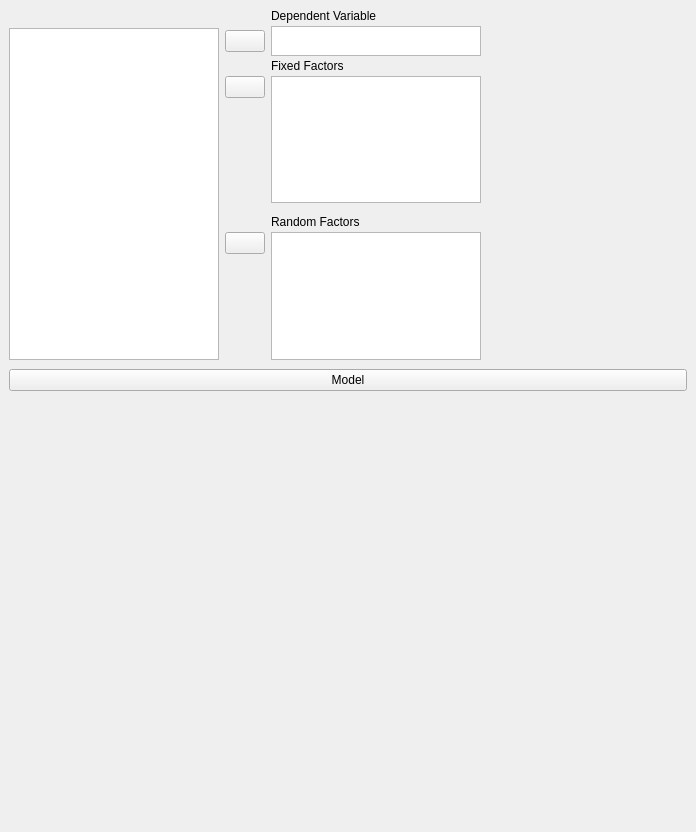
Above: JASP-Desktop/analysisforms/anova.ui from jasp-stats/jasp-desktop before the change. Below: the same form after it.
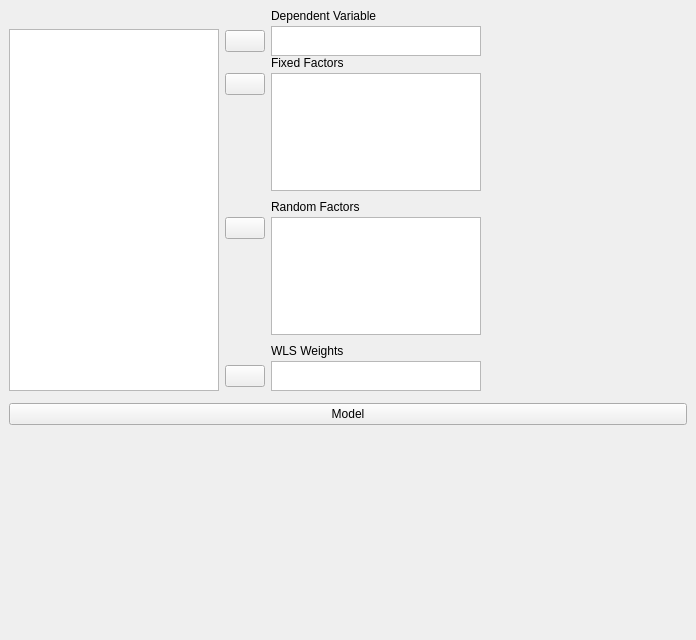
That is the form after the change. Custom widgets are drawn as their Qt base class.

Diff of the .ui file:
```diff
--- a/JASP-Desktop/analysisforms/anova.ui
+++ b/JASP-Desktop/analysisforms/anova.ui
@@ -7,7 +7,7 @@
     <x>0</x>
     <y>0</y>
     <width>696</width>
-    <height>832</height>
+    <height>640</height>
    </rect>
   </property>
   <property name="windowTitle">
@@ -44,29 +44,29 @@
      <property name="maximumSize">
       <size>
        <width>16777215</width>
-       <height>360</height>
+       <height>400</height>
       </size>
      </property>
-     <layout class="QGridLayout" name="gridLayout_4">
+     <layout class="QGridLayout" name="gridLayout_7">
       <property name="bottomMargin">
-       <number>0</number>
-      </property>
-      <property name="verticalSpacing">
        <number>3</number>
       </property>
+      <property name="verticalSpacing">
+       <number>0</number>
+      </property>
       <item row="0" column="0">
        <widget class="QWidget" name="widget_2" native="true">
         <property name="maximumSize">
          <size>
           <width>16777215</width>
-          <height>16</height>
+          <height>20</height>
          </size>
         </property>
        </widget>
       </item>
-      <item row="0" column="1" rowspan="2">
-       <widget class="QWidget" name="widget_6" native="true">
-        <layout class="QGridLayout" name="gridLayout_3">
+      <item row="3" column="2">
+       <widget class="QWidget" name="widget" native="true">
+        <layout class="QGridLayout" name="gridLayout">
          <property name="leftMargin">
           <number>0</number>
          </property>
@@ -76,24 +76,14 @@
          <property name="rightMargin">
           <number>0</number>
          </property>
-         <property name="bottomMargin">
-          <number>0</number>
-         </property>
          <property name="verticalSpacing">
           <number>3</number>
          </property>
          <item row="0" column="0">
-          <widget class="QWidget" name="widget_7" native="true"/>
-         </item>
-         <item row="0" column="1">
-          <widget class="QLabel" name="label">
-           <property name="text">
-            <string>Dependent Variable</string>
-           </property>
-          </widget>
+          <widget class="QWidget" name="widget_9" native="true"/>
          </item>
          <item row="1" column="0">
-          <widget class="AssignButton" name="buttonAssignDependent">
+          <widget class="AssignButton" name="buttonAssignRandom">
            <property name="maximumSize">
             <size>
              <width>50</width>
@@ -105,8 +95,8 @@
            </property>
           </widget>
          </item>
-         <item row="1" column="1">
-          <widget class="BoundListView" name="dependent">
+         <item row="1" column="1" rowspan="2">
+          <widget class="BoundListView" name="randomFactors">
            <property name="sizePolicy">
             <sizepolicy hsizetype="Maximum" vsizetype="Expanding">
              <horstretch>0</horstretch>
@@ -116,13 +106,13 @@
            <property name="minimumSize">
             <size>
              <width>0</width>
-             <height>0</height>
+             <height>80</height>
             </size>
            </property>
            <property name="maximumSize">
             <size>
              <width>210</width>
-             <height>30</height>
+             <height>16777215</height>
             </size>
            </property>
            <property name="selectionMode">
@@ -130,10 +120,30 @@
            </property>
           </widget>
          </item>
+         <item row="2" column="0">
+          <spacer name="verticalSpacer">
+           <property name="orientation">
+            <enum>Qt::Vertical</enum>
+           </property>
+           <property name="sizeHint" stdset="0">
+            <size>
+             <width>20</width>
+             <height>84</height>
+            </size>
+           </property>
+          </spacer>
+         </item>
+         <item row="0" column="1">
+          <widget class="QLabel" name="label_3">
+           <property name="text">
+            <string>Random Factors</string>
+           </property>
+          </widget>
+         </item>
         </layout>
        </widget>
       </item>
-      <item row="2" column="1">
+      <item row="2" column="2">
        <widget class="QWidget" name="widget_5" native="true">
         <layout class="QGridLayout" name="gridLayout_2">
          <property name="leftMargin">
@@ -212,9 +222,9 @@
         </layout>
        </widget>
       </item>
-      <item row="3" column="1">
-       <widget class="QWidget" name="widget" native="true">
-        <layout class="QGridLayout" name="gridLayout">
+      <item row="0" column="2" rowspan="2">
+       <widget class="QWidget" name="widget_6" native="true">
+        <layout class="QGridLayout" name="gridLayout_3">
          <property name="leftMargin">
           <number>0</number>
          </property>
@@ -231,17 +241,17 @@
           <number>3</number>
          </property>
          <item row="0" column="0">
-          <widget class="QWidget" name="widget_9" native="true"/>
+          <widget class="QWidget" name="widget_7" native="true"/>
          </item>
          <item row="0" column="1">
-          <widget class="QLabel" name="label_3">
+          <widget class="QLabel" name="label">
            <property name="text">
-            <string>Random Factors</string>
+            <string>Dependent Variable</string>
            </property>
           </widget>
          </item>
          <item row="1" column="0">
-          <widget class="AssignButton" name="buttonAssignRandom">
+          <widget class="AssignButton" name="buttonAssignDependent">
            <property name="maximumSize">
             <size>
              <width>50</width>
@@ -253,8 +263,8 @@
            </property>
           </widget>
          </item>
-         <item row="1" column="1" rowspan="2">
-          <widget class="BoundListView" name="randomFactors">
+         <item row="1" column="1">
+          <widget class="BoundListView" name="dependent">
            <property name="sizePolicy">
             <sizepolicy hsizetype="Maximum" vsizetype="Expanding">
              <horstretch>0</horstretch>
@@ -264,13 +274,13 @@
            <property name="minimumSize">
             <size>
              <width>0</width>
-             <height>80</height>
+             <height>0</height>
             </size>
            </property>
            <property name="maximumSize">
             <size>
              <width>210</width>
-             <height>16777215</height>
+             <height>30</height>
             </size>
            </property>
            <property name="selectionMode">
@@ -278,23 +288,79 @@
            </property>
           </widget>
          </item>
-         <item row="2" column="0">
-          <spacer name="verticalSpacer">
-           <property name="orientation">
-            <enum>Qt::Vertical</enum>
+        </layout>
+       </widget>
+      </item>
+      <item row="4" column="2">
+       <widget class="QWidget" name="widget_11" native="true">
+        <layout class="QGridLayout" name="gridLayout_4">
+         <property name="leftMargin">
+          <number>0</number>
+         </property>
+         <property name="topMargin">
+          <number>0</number>
+         </property>
+         <property name="rightMargin">
+          <number>0</number>
+         </property>
+         <property name="bottomMargin">
+          <number>0</number>
+         </property>
+         <property name="verticalSpacing">
+          <number>3</number>
+         </property>
+         <item row="0" column="0">
+          <widget class="QWidget" name="widget_12" native="true"/>
+         </item>
+         <item row="0" column="1">
+          <widget class="QLabel" name="label_4">
+           <property name="text">
+            <string>WLS Weights</string>
            </property>
-           <property name="sizeHint" stdset="0">
+          </widget>
+         </item>
+         <item row="1" column="0">
+          <widget class="AssignButton" name="buttonAssignWLSWeights">
+           <property name="maximumSize">
             <size>
-             <width>20</width>
-             <height>84</height>
+             <width>50</width>
+             <height>16777215</height>
             </size>
            </property>
-          </spacer>
+           <property name="text">
+            <string/>
+           </property>
+          </widget>
          </item>
+         <item row="1" column="1">
+          <widget class="BoundListView" name="wlsWeights">
+           <property name="sizePolicy">
+            <sizepolicy hsizetype="Maximum" vsizetype="Expanding">
+             <horstretch>0</horstretch>
+             <verstretch>0</verstretch>
+            </sizepolicy>
+           </property>
+           <property name="minimumSize">
+            <size>
+             <width>0</width>
+             <height>0</height>
+            </size>
+           </property>
+           <property name="maximumSize">
+            <size>
+             <width>210</width>
+             <height>30</height>
+            </size>
+           </property>
+           <property name="selectionMode">
+            <enum>QAbstractItemView::ExtendedSelection</enum>
+           </property>
+          </widget>
+         </item>
         </layout>
        </widget>
       </item>
-      <item row="1" column="0" rowspan="3">
+      <item row="1" column="0" rowspan="4">
        <widget class="AvailableFieldsListView" name="listAvailableFields">
         <property name="sizePolicy">
          <sizepolicy hsizetype="Fixed" vsizetype="Expanding">
@@ -339,7 +405,7 @@
        </widget>
       </item>
       <item row="1" column="0">
-       <widget class="AnovaModelWidget" name="anovaModel" native="true">
+       <widget class="AnovaModelWidget" name="model" native="true">
         <property name="sizePolicy">
          <sizepolicy hsizetype="Expanding" vsizetype="Preferred">
           <horstretch>0</horstretch>
@@ -348,8 +414,8 @@
         </property>
         <property name="minimumSize">
          <size>
-          <width>100</width>
-          <height>360</height>
+          <width>0</width>
+          <height>200</height>
          </size>
         </property>
        </widget>
@@ -360,11 +426,6 @@
   </layout>
  </widget>
  <customwidgets>
-  <customwidget>
-   <class>BoundListView</class>
-   <extends>QListView</extends>
-   <header>widgets/boundlistview.h</header>
-  </customwidget>
   <customwidget>
    <class>AssignButton</class>
    <extends>QPushButton</extends>
@@ -375,6 +436,11 @@
    <extends>QListView</extends>
    <header>widgets/availablefieldslistview.h</header>
   </customwidget>
+  <customwidget>
+   <class>BoundListView</class>
+   <extends>QListView</extends>
+   <header>widgets/boundlistview.h</header>
+  </customwidget>
   <customwidget>
    <class>ExpanderButton</class>
    <extends>QPushButton</extends>
```
